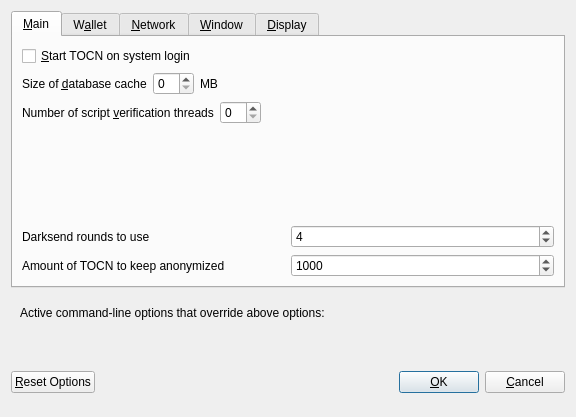
This is src/qt/forms/optionsdialog.ui in touriumonline/tourium as Qt 5 draws it before an edit. The edited form follows.
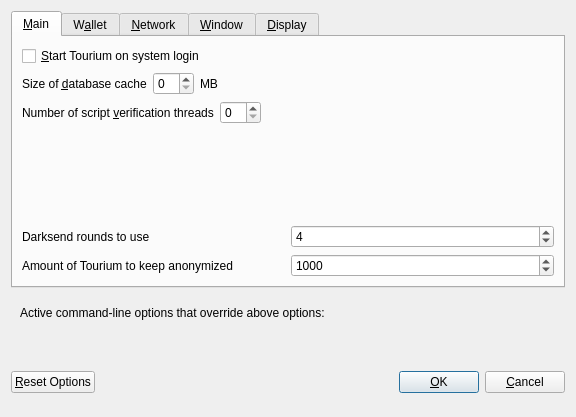
This is the edited form. Custom widgets are drawn as their Qt base class.

The edit to the form file:
```diff
--- a/src/qt/forms/optionsdialog.ui
+++ b/src/qt/forms/optionsdialog.ui
@@ -33,7 +33,7 @@
           <string>Automatically start TOCN after logging in to the system.</string>
          </property>
          <property name="text">
-          <string>&amp;Start TOCN on system login</string>
+          <string>&amp;Start Tourium on system login</string>
          </property>
         </widget>
        </item>
@@ -177,7 +177,7 @@
             <string notr="true"/>
            </property>
            <property name="text">
-            <string>Amount of TOCN to keep anonymized</string>
+            <string>Amount of Tourium to keep anonymized</string>
            </property>
           </widget>
          </item>
```
Left out of the diff: 12 changed lines with no effect on the pictures.
